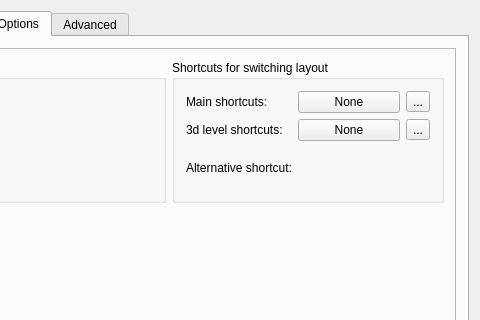
This is kcontrol/kxkb/kcmlayoutwidget.ui in mgottschlag/kwin-tiling as Qt 5 draws it before an edit; both pictures show x 142 to 622 and y 0 to 320 of the 622 by 576 pixel window. The edited form follows.
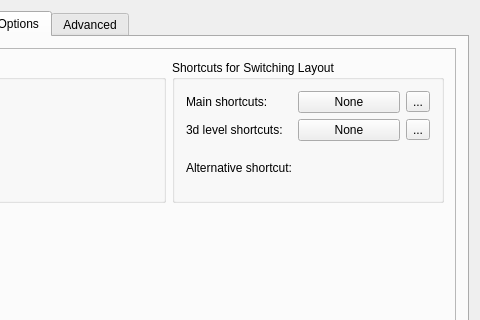
This is the edited form. The open tabs and pages were chosen to show the change. Custom widgets are drawn as their Qt base class.

```diff
--- a/kcontrol/kxkb/kcmlayoutwidget.ui
+++ b/kcontrol/kxkb/kcmlayoutwidget.ui
@@ -423,7 +423,7 @@
           <item row="0" column="1" >
            <widget class="QGroupBox" name="groupBox" >
             <property name="title" >
-             <string>Shortcuts for switching layout</string>
+             <string>Shortcuts for Switching Layout</string>
             </property>
             <layout class="QGridLayout" >
              <item row="0" column="0" >
```
